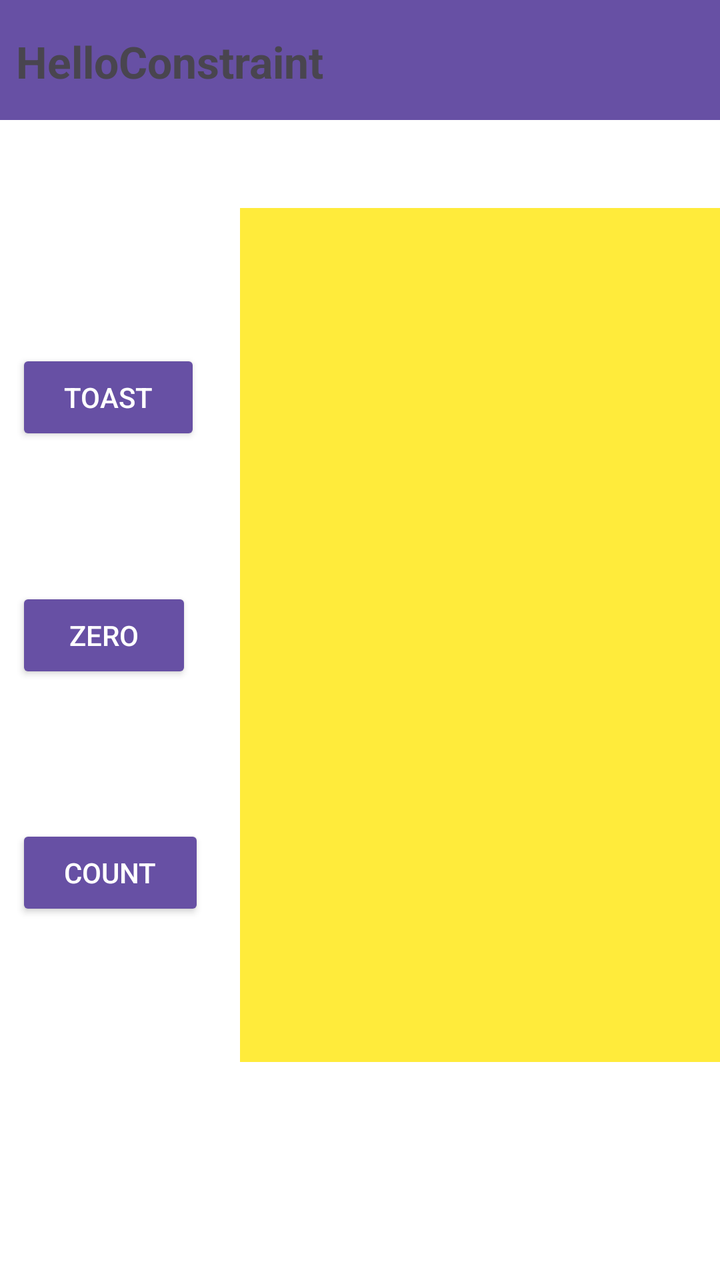
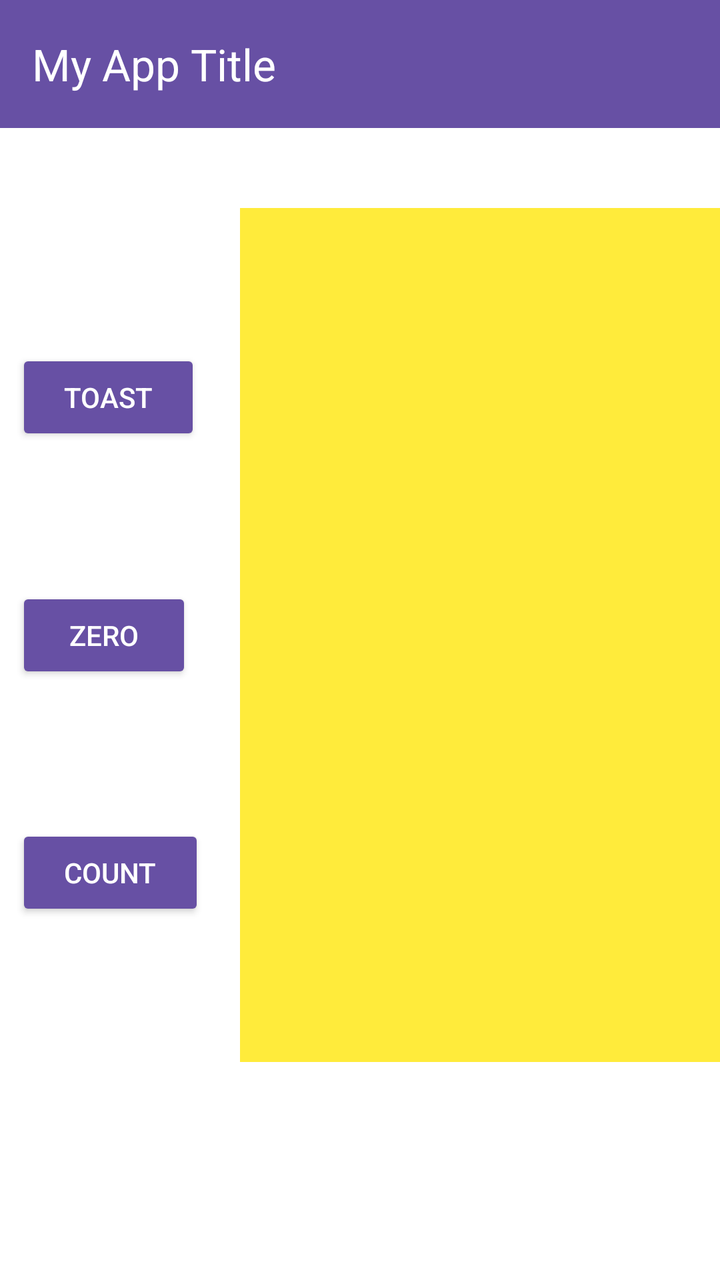

An Android layout rendered at two revisions. The XML below is the earlier revision; the diff shows what the commit changed to produce the second picture.
<!-- AndroidManifest.xml: application theme Theme.HelloConstraint -->
<!-- res/layout/activity_main.xml -->
<?xml version="1.0" encoding="utf-8"?>
<androidx.constraintlayout.widget.ConstraintLayout xmlns:android="http://schemas.android.com/apk/res/android"
    xmlns:app="http://schemas.android.com/apk/res-auto"
    xmlns:tools="http://schemas.android.com/tools"
    android:id="@+id/main"
    android:layout_width="match_parent"
    android:layout_height="match_parent"
    android:background="#C0C0C0"
    tools:context=".MainActivity">

    <androidx.constraintlayout.widget.ConstraintLayout
        android:layout_width="match_parent"
        android:layout_height="match_parent"
        android:background="@color/white"
        tools:layout_editor_absoluteX="0dp"
        tools:layout_editor_absoluteY="0dp">

        <com.google.android.material.appbar.MaterialToolbar
            android:id="@+id/materialToolbar"
            android:layout_width="412dp"
            android:layout_height="60dp"
            android:background="?attr/colorPrimary"
            android:minHeight="?attr/actionBarSize"
            android:theme="?attr/actionBarTheme"
            app:layout_constraintStart_toStartOf="parent"
            app:layout_constraintTop_toTopOf="parent" />

        <Button
            android:id="@+id/button_toast"
            style="@style/Widget.AppCompat.Button"
            android:layout_width="wrap_content"
            android:layout_height="wrap_content"
            android:layout_marginStart="8dp"
            android:text="@string/button_toast"
            app:layout_constraintStart_toStartOf="parent"
            app:layout_constraintTop_toTopOf="@id/show_count"
            app:layout_constraintBottom_toTopOf="@id/button_zero"
            app:layout_constraintVertical_chainStyle="spread" />

        <Button
            android:id="@+id/button_zero"
            style="@style/Widget.AppCompat.Button"
            android:layout_width="wrap_content"
            android:layout_height="wrap_content"
            android:layout_marginStart="8dp"
            android:text="@string/button_zero"
            android:backgroundTint="#808080"
            app:layout_constraintStart_toStartOf="parent"
            app:layout_constraintTop_toBottomOf="@id/button_toast"
            app:layout_constraintBottom_toTopOf="@id/button_count" />

        <Button
            android:id="@+id/button_count"
            style="@style/Widget.AppCompat.Button"
            android:layout_width="wrap_content"
            android:layout_height="wrap_content"
            android:layout_marginStart="8dp"
            android:text="@string/button_count"
            app:layout_constraintStart_toStartOf="parent"
            app:layout_constraintTop_toBottomOf="@id/button_zero"
            app:layout_constraintBottom_toBottomOf="@id/show_count" />

        <TextView
            android:id="@+id/show_count"
            android:layout_width="272dp"
            android:layout_height="427dp"
            android:layout_marginStart="120dp"
            android:layout_marginTop="104dp"
            android:background="#FFEB3B"
            android:gravity="center"
            android:textColor="#0000FF"
            android:textSize="96sp"
            app:layout_constraintStart_toStartOf="parent"
            app:layout_constraintTop_toTopOf="parent" />

        <TextView
            android:id="@+id/textView"
            android:layout_width="159dp"
            android:layout_height="59dp"
            android:layout_marginStart="8dp"
            android:layout_marginTop="16dp"
            android:text="HelloConstraint"
            android:textSize="22sp"
            android:textStyle="bold"
            app:layout_constraintStart_toStartOf="@+id/materialToolbar"
            app:layout_constraintTop_toTopOf="parent" />

    </androidx.constraintlayout.widget.ConstraintLayout>

</androidx.constraintlayout.widget.ConstraintLayout>
<!-- resources referenced by this layout -->
<resources>
  <color name="white">#FFFFFFFF</color>
  <string name="button_count">COUNT</string>
  <string name="button_toast">TOAST</string>
  <string name="button_zero">ZERO</string>
  <style name="Theme.HelloConstraint" parent="Base.Theme.HelloConstraint" />
  <style name="Base.Theme.HelloConstraint" parent="Theme.Material3.DayNight.NoActionBar">
          
          
      </style>
</resources>

<!-- the commit's change to res/layout/activity_main.xml (unified diff, before → after) -->
@@ -14,16 +14,6 @@
         android:background="@color/white"
         tools:layout_editor_absoluteX="0dp"
         tools:layout_editor_absoluteY="0dp">
-
-        <com.google.android.material.appbar.MaterialToolbar
-            android:id="@+id/materialToolbar"
-            android:layout_width="412dp"
-            android:layout_height="60dp"
-            android:background="?attr/colorPrimary"
-            android:minHeight="?attr/actionBarSize"
-            android:theme="?attr/actionBarTheme"
-            app:layout_constraintStart_toStartOf="parent"
-            app:layout_constraintTop_toTopOf="parent" />
 
         <Button
             android:id="@+id/button_toast"
@@ -73,17 +63,19 @@
             app:layout_constraintStart_toStartOf="parent"
             app:layout_constraintTop_toTopOf="parent" />
 
-        <TextView
-            android:id="@+id/textView"
-            android:layout_width="159dp"
-            android:layout_height="59dp"
-            android:layout_marginStart="8dp"
-            android:layout_marginTop="16dp"
-            android:text="HelloConstraint"
-            android:textSize="22sp"
-            android:textStyle="bold"
-            app:layout_constraintStart_toStartOf="@+id/materialToolbar"
-            app:layout_constraintTop_toTopOf="parent" />
+        <androidx.appcompat.widget.Toolbar
+            android:id="@+id/my_toolbar"
+            android:layout_width="match_parent"
+            android:layout_height="?attr/actionBarSize"
+            android:background="?attr/colorPrimary"
+            android:elevation="4dp"
+            app:layout_constraintEnd_toEndOf="parent"
+            app:layout_constraintHorizontal_bias="1.0"
+            app:layout_constraintStart_toStartOf="parent"
+            app:layout_constraintTop_toTopOf="parent"
+            app:popupTheme="@style/ThemeOverlay.AppCompat.Light"
+            app:title="My App Title"
+            app:titleTextColor="?attr/colorOnPrimary" />
 
     </androidx.constraintlayout.widget.ConstraintLayout>
 
